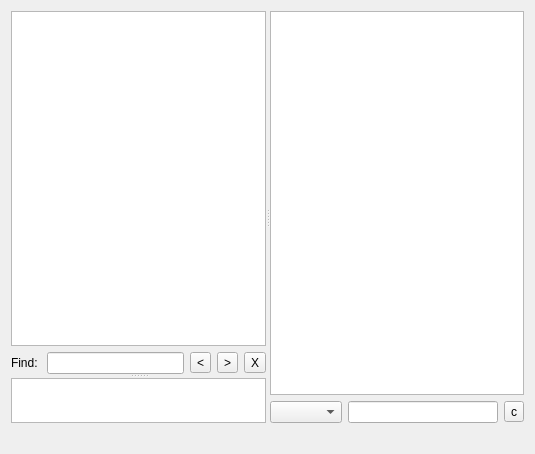
Qt form eiskaltdcpp/ui/HubFrame.ui (eiskaltdcpp/eiskaltdcpp) before a commit.
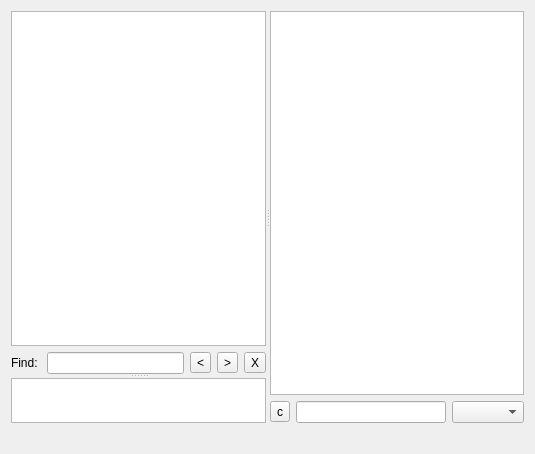
The same form after that commit.

Commit message: added icon, small usability fixes in HubFrame, added action "Find in chat" on toolbar

The edit to the form file:
```diff
--- a/eiskaltdcpp/ui/HubFrame.ui
+++ b/eiskaltdcpp/ui/HubFrame.ui
@@ -152,12 +152,6 @@
        </item>
        <item>
         <layout class="QHBoxLayout" name="horizontalLayout_2">
-         <item>
-          <widget class="QComboBox" name="comboBox_COLUMNS"/>
-         </item>
-         <item>
-          <widget class="QLineEdit" name="lineEdit_FILTER"/>
-         </item>
          <item>
           <widget class="QToolButton" name="toolButton_CLEAR_FILTER">
            <property name="toolTip">
@@ -168,6 +162,12 @@
            </property>
           </widget>
          </item>
+         <item>
+          <widget class="QLineEdit" name="lineEdit_FILTER"/>
+         </item>
+         <item>
+          <widget class="QComboBox" name="comboBox_COLUMNS"/>
+         </item>
         </layout>
        </item>
       </layout>
```
The commit also changes 7 other files.
